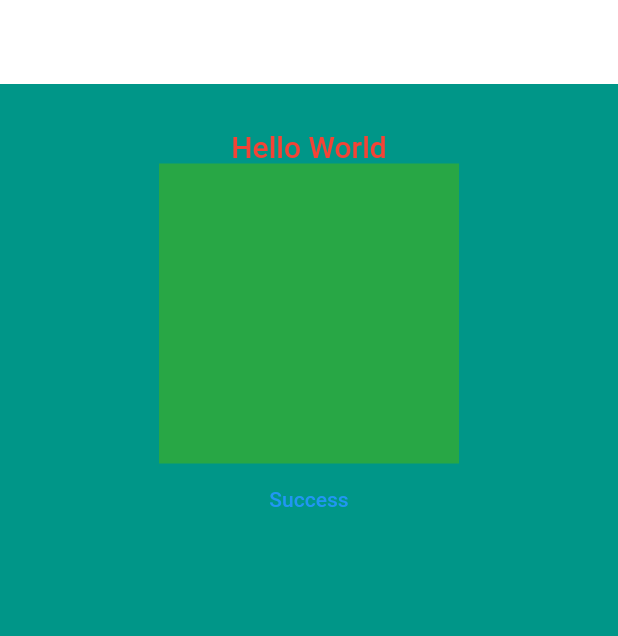
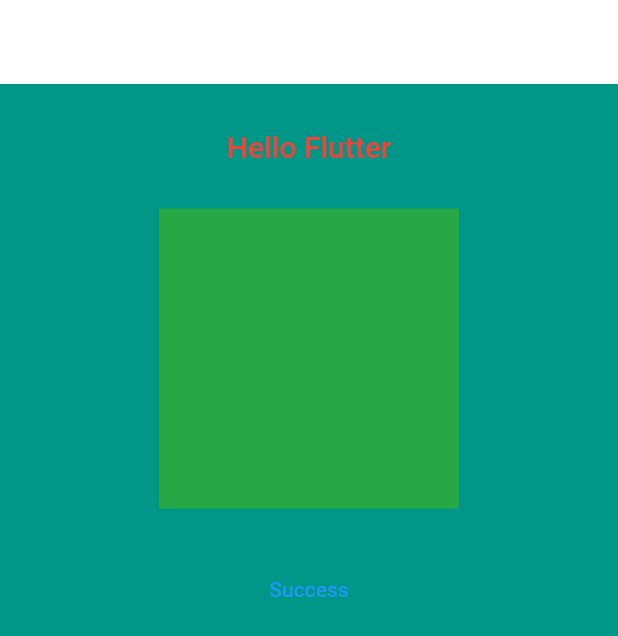
Before and after one commit to MrVipinVijayan/flutter_tutorials, a Flutter app: the screen it shows after launch, on a phone screen of 412 x 824 dp. Shown: the top 636 px of the screen. Run offline on Flutter 3.47's test engine with Material 2 defaults, Android fonts, the light colour scheme and no system bars.

Commit message:
code cleanup, theme extensions

```diff
--- a/flutter_tutorials/lib/pages/custom_color_scheme.dart
+++ b/flutter_tutorials/lib/extensions/my_colors.dart
@@ -2,6 +2,7 @@ import 'package:flutter/material.dart';
 
 @immutable
 class MyColors extends ThemeExtension<MyColors> {
+  //
   const MyColors({
     required this.success,
     required this.failure,
@@ -11,16 +12,15 @@ class MyColors extends ThemeExtension<MyColors> {
   final Color? failure;
 
   @override
-  MyColors copyWith({Color? success, Color? failure}) {
+  ThemeExtension<MyColors> copyWith({Color? success, Color? failure}) {
     return MyColors(
       success: success ?? this.success,
       failure: failure ?? this.failure,
     );
   }
 
-  // Controls how the properties change on theme changes
   @override
-  MyColors lerp(ThemeExtension<MyColors>? other, double t) {
+  ThemeExtension<MyColors> lerp(ThemeExtension<MyColors>? other, double t) {
     if (other is! MyColors) {
       return this;
     }
@@ -30,18 +30,18 @@ class MyColors extends ThemeExtension<MyColors> {
     );
   }
 
-  // Optional
   @override
-  String toString() => 'MyColors(success: $success, failure: $failure)';
+  String toString() {
+    return 'MyColors(success: $success, failure: $failure)';
+  }
 
-  // the light theme
   static const light = MyColors(
-    success: Color(0xff28a745),
-    failure: Color(0xffFFa2b8),
+    success: Color(0xFF28A745),
+    failure: Color.fromARGB(255, 128, 7, 35),
   );
-  // the dark theme
+
   static const dark = MyColors(
-    success: Color(0xff00bc8c),
-    failure: Color(0xffC2C2C2),
+    success: Color.fromARGB(255, 226, 234, 8),
+    failure: Color.fromARGB(255, 205, 127, 18),
   );
 }
--- a/flutter_tutorials/lib/main.dart
+++ b/flutter_tutorials/lib/main.dart
@@ -1,7 +1,6 @@
 import 'package:flutter/material.dart';
-import 'package:flutter_tutorials/pages/custom_color_scheme.dart';
 import 'package:flutter_tutorials/pages/home_page.dart';
-import 'package:flutter_tutorials/theme.dart';
+import 'package:flutter_tutorials/theme/theme.dart';
 
 void main() {
   runApp(const MyApp());
--- a/flutter_tutorials/lib/pages/home_page.dart
+++ b/flutter_tutorials/lib/pages/home_page.dart
@@ -1,8 +1,8 @@
 import 'package:flutter/material.dart';
-import 'package:flutter_tutorials/pages/custom_color_scheme.dart';
+import 'package:flutter_tutorials/extensions/my_colors.dart';
 
 class HomePage extends StatefulWidget {
-  const HomePage({Key? key}) : super(key: key);
+  const HomePage({super.key});
 
   @override
   State<HomePage> createState() => _HomePageState();
@@ -16,28 +16,32 @@ class _HomePageState extends State<HomePage> {
   Widget build(BuildContext context) {
     final myColors = Theme.of(context).extension<MyColors>()!;
     return Scaffold(
-      appBar: AppBar(),
+      appBar: AppBar(
+        title: const Text('Flutter Theme Extensions'),
+      ),
       body: Container(
         alignment: Alignment.center,
         padding: const EdgeInsets.all(30),
         child: Column(
           children: [
             Text(
-              'Hello World',
+              'Hello Flutter',
               style: Theme.of(context).textTheme.bodyLarge,
             ),
+            const SizedBox(height: 30),
             Container(
               width: 200,
               height: 200,
               color: _failure ? myColors.failure : myColors.success,
             ),
+            const SizedBox(height: 30),
             TextButton(
-              child: Text(_failure ? 'Failure' : 'Success'),
               onPressed: () {
                 setState(() {
                   _failure = !_failure;
                 });
               },
+              child: Text(_failure ? 'Failure' : 'Success'),
             )
           ],
         ),
--- a/flutter_tutorials/lib/theme.dart
+++ b/flutter_tutorials/lib/theme/theme.dart
@@ -1,6 +1,6 @@
 import 'package:flutter/material.dart';
 import 'package:flutter/services.dart';
-import 'package:flutter_tutorials/pages/custom_color_scheme.dart';
+import 'package:flutter_tutorials/extensions/my_colors.dart';
 
 class AppTheme {
   //
```
